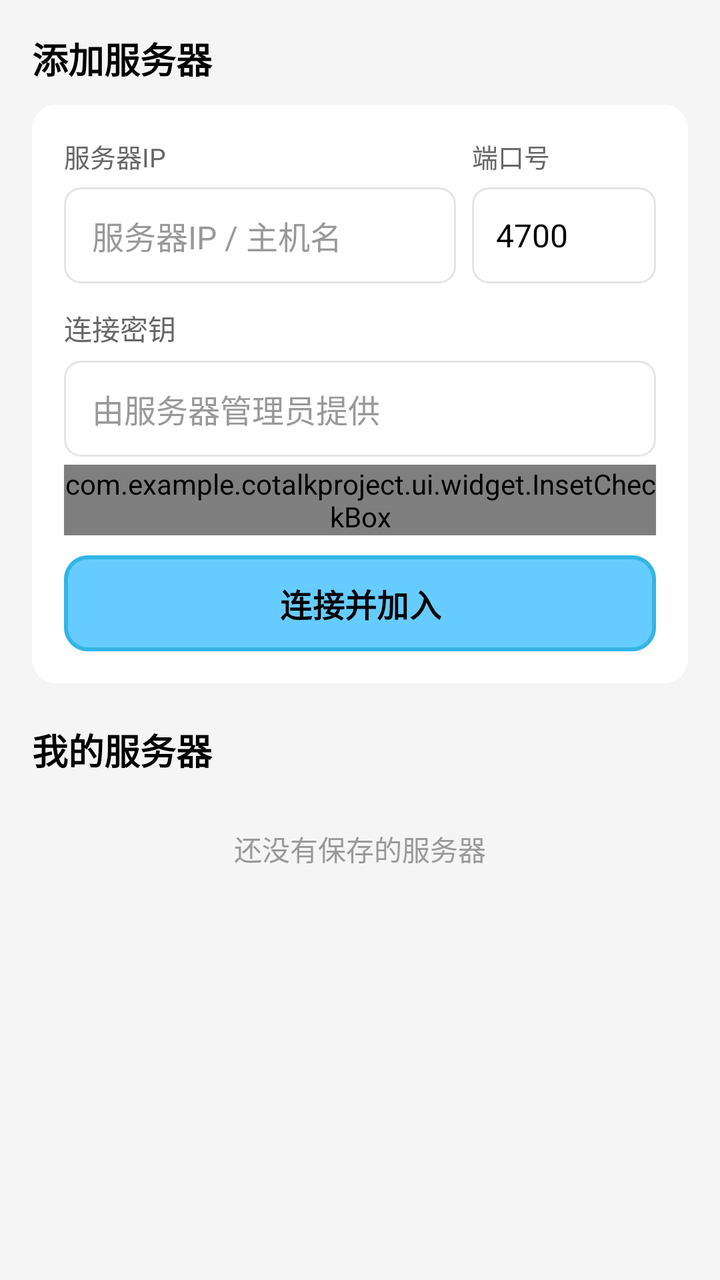
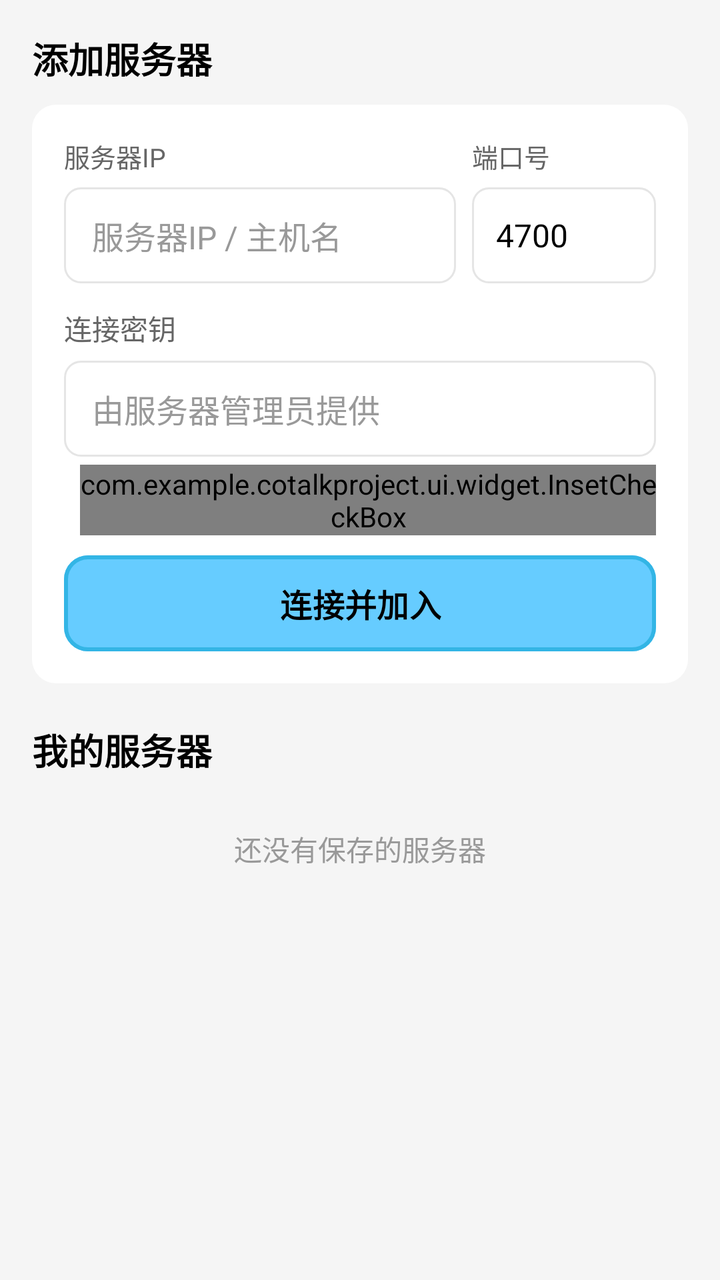

Compare the two renders of this Android layout. The source of the first and the diff that turns it into the second are given below.
<!-- AndroidManifest.xml: application theme Theme.CoTalkProject -->
<!-- res/layout/fragment_contacts.xml -->
<?xml version="1.0" encoding="utf-8"?>
<androidx.core.widget.NestedScrollView xmlns:android="http://schemas.android.com/apk/res/android"
    xmlns:app="http://schemas.android.com/apk/res-auto"
    android:layout_width="match_parent"
    android:layout_height="match_parent"
    android:background="@color/bg_page"
    android:clipToPadding="false"
    android:fillViewport="true"
    android:overScrollMode="never">

    <LinearLayout
        android:layout_width="match_parent"
        android:layout_height="wrap_content"
        android:orientation="vertical"
        android:paddingStart="16dp"
        android:paddingTop="16dp"
        android:paddingEnd="16dp"
        android:paddingBottom="24dp">

        <TextView
            android:layout_width="match_parent"
            android:layout_height="wrap_content"
            android:text="@string/contacts_add_server"
            android:textColor="@color/text_primary"
            android:textSize="18sp"
            android:textStyle="bold" />

        <LinearLayout
            android:layout_width="match_parent"
            android:layout_height="wrap_content"
            android:layout_marginTop="10dp"
            android:background="@drawable/bg_card"
            android:orientation="vertical"
            android:padding="16dp">

            <LinearLayout
                android:layout_width="match_parent"
                android:layout_height="wrap_content"
                android:orientation="horizontal">

                <TextView
                    android:layout_width="0dp"
                    android:layout_height="wrap_content"
                    android:layout_weight="1"
                    android:labelFor="@id/et_host"
                    android:text="@string/label_server_ip"
                    android:textColor="@color/text_secondary"
                    android:textSize="13sp" />

                <TextView
                    android:layout_width="92dp"
                    android:layout_height="wrap_content"
                    android:layout_marginStart="8dp"
                    android:labelFor="@id/et_port"
                    android:text="@string/label_server_port"
                    android:textColor="@color/text_secondary"
                    android:textSize="13sp" />
            </LinearLayout>

            <LinearLayout
                android:layout_width="match_parent"
                android:layout_height="wrap_content"
                android:layout_marginTop="6dp"
                android:orientation="horizontal">

                <EditText
                    android:id="@+id/et_host"
                    android:layout_width="0dp"
                    android:layout_height="48dp"
                    android:layout_weight="1"
                    android:background="@drawable/et_round"
                    android:hint="@string/hint_host"
                    android:inputType="text"
                    android:maxLines="1"
                    android:paddingStart="14dp"
                    android:paddingEnd="14dp"
                    android:singleLine="true"
                    android:textColor="@color/text_primary"
                    android:textColorHint="@color/text_hint"
                    android:textSize="16sp" />

                <EditText
                    android:id="@+id/et_port"
                    android:layout_width="92dp"
                    android:layout_height="48dp"
                    android:layout_marginStart="8dp"
                    android:background="@drawable/et_round"
                    android:hint="@string/hint_port"
                    android:inputType="number"
                    android:maxLength="5"
                    android:maxLines="1"
                    android:paddingStart="12dp"
                    android:paddingEnd="12dp"
                    android:singleLine="true"
                    android:text="4700"
                    android:textColor="@color/text_primary"
                    android:textColorHint="@color/text_hint"
                    android:textSize="16sp" />
            </LinearLayout>

            <TextView
                android:layout_width="match_parent"
                android:layout_height="wrap_content"
                android:layout_marginTop="12dp"
                android:text="@string/auth_key"
                android:textColor="@color/text_secondary"
                android:textSize="14sp" />

            <EditText
                android:id="@+id/et_auth_key"
                android:layout_width="match_parent"
                android:layout_height="48dp"
                android:layout_marginTop="6dp"
                android:background="@drawable/et_round"
                android:hint="@string/hint_auth_key"
                android:inputType="textPassword"
                android:maxLines="1"
                android:paddingStart="14dp"
                android:paddingEnd="14dp"
                android:singleLine="true"
                android:textColor="@color/text_primary"
                android:textColorHint="@color/text_hint"
                android:textSize="16sp" />

            <com.example.cotalkproject.ui.widget.InsetCheckBox
                android:id="@+id/cb_remember_key"
                android:layout_width="wrap_content"
                android:layout_height="wrap_content"
                android:layout_marginTop="4dp"
                android:checked="true"
                android:paddingStart="0dp"
                android:text="@string/remember_auth_key"
                android:textColor="@color/text_secondary"
                android:textSize="13sp" />

            <com.google.android.material.button.MaterialButton
                android:id="@+id/btn_connect_server"
                android:layout_width="match_parent"
                android:layout_height="48dp"
                android:layout_marginTop="10dp"
                android:insetTop="0dp"
                android:insetBottom="0dp"
                android:stateListAnimator="@null"
                android:text="@string/connect_and_join"
                android:textColor="@color/text_on_accent"
                android:textSize="16sp"
                android:textStyle="bold"
                app:backgroundTint="@color/blue_ty"
                app:cornerRadius="12dp"
                app:rippleColor="@color/blue_dark"
                app:strokeColor="@color/blue_dark"
                app:strokeWidth="2dp" />

        </LinearLayout>

        <TextView
            android:layout_width="match_parent"
            android:layout_height="wrap_content"
            android:layout_marginTop="20dp"
            android:text="@string/my_servers"
            android:textColor="@color/text_primary"
            android:textStyle="bold"
            android:textSize="18sp" />

        <TextView
            android:id="@+id/tv_servers_empty"
            android:layout_width="match_parent"
            android:layout_height="wrap_content"
            android:layout_marginTop="10dp"
            android:gravity="center"
            android:padding="16dp"
            android:text="@string/no_saved_servers"
            android:textColor="@color/text_hint"
            android:textSize="14sp" />

        <androidx.recyclerview.widget.RecyclerView
            android:id="@+id/rv_servers"
            android:layout_width="match_parent"
            android:layout_height="wrap_content"
            android:nestedScrollingEnabled="false"
            android:overScrollMode="never" />

    </LinearLayout>
</androidx.core.widget.NestedScrollView>
<!-- resources referenced by this layout -->
<resources>
  <color name="bg_page">#FFF5F5F5</color>
  <color name="blue_dark">#FF33B5E5</color>
  <color name="blue_ty">#FF66CCFF</color>
  <color name="text_hint">#FF999999</color>
  <color name="text_on_accent">#FF000000</color>
  <color name="text_primary">#FF000000</color>
  <color name="text_secondary">#FF666666</color>
  <!-- drawable bg_card (drawable) -->
  <?xml version="1.0" encoding="utf-8"?>
  <shape xmlns:android="http://schemas.android.com/apk/res/android"
      android:shape="rectangle">
      <solid android:color="@color/surface" />
      <corners android:radius="12dp" />
  </shape>
  <!-- drawable et_round (drawable) -->
  <?xml version="1.0" encoding="utf-8"?>
  <shape xmlns:android="http://schemas.android.com/apk/res/android"
      android:shape="rectangle">
      <solid android:color="@color/surface" />
      <corners android:radius="8dp" />
      <stroke
          android:width="1dp"
          android:color="@color/divider" />
  </shape>
  <string name="auth_key">连接密钥</string>
  <string name="connect_and_join">连接并加入</string>
  <string name="contacts_add_server">添加服务器</string>
  <string name="hint_auth_key">由服务器管理员提供</string>
  <string name="hint_host">服务器IP / 主机名</string>
  <string name="hint_port">4700</string>
  <string name="label_server_ip">服务器IP</string>
  <string name="label_server_port">端口号</string>
  <string name="my_servers">我的服务器</string>
  <string name="no_saved_servers">还没有保存的服务器</string>
  <string name="remember_auth_key">记住密钥</string>
  <style name="Theme.CoTalkProject" parent="Base.Theme.CoTalkProject" />
  <color name="surface">#FFFFFFFF</color>
  <color name="divider">#FFE5E5E5</color>
  <style name="Base.Theme.CoTalkProject" parent="Theme.Material3.Light.NoActionBar">
          <item name="colorPrimary">@color/blue_ty</item>
          <item name="colorOnPrimary">@color/text_primary</item>
          <item name="colorSecondary">@color/blue_dark</item>
          <item name="colorOnSecondary">@color/text_primary</item>
          <item name="android:colorAccent">@color/blue_ty</item>
  
          <item name="android:windowBackground">@color/bg_page</item>
          <item name="android:statusBarColor">@color/title_bar_bg</item>
          <item name="android:navigationBarColor">@color/surface</item>
          <item name="android:windowLightStatusBar">true</item>
          <item name="android:windowLightNavigationBar" tools:targetApi="o_mr1">true</item>
          <item name="android:forceDarkAllowed" tools:targetApi="q">false</item>
      </style>
  <color name="title_bar_bg">#FF66CCFF</color>
</resources>

<!-- the commit's change to res/layout/fragment_contacts.xml (unified diff, before → after) -->
@@ -127,6 +127,7 @@
                 android:layout_width="wrap_content"
                 android:layout_height="wrap_content"
                 android:layout_marginTop="4dp"
+                android:layout_marginStart="8dp"
                 android:checked="true"
                 android:paddingStart="0dp"
                 android:text="@string/remember_auth_key"
